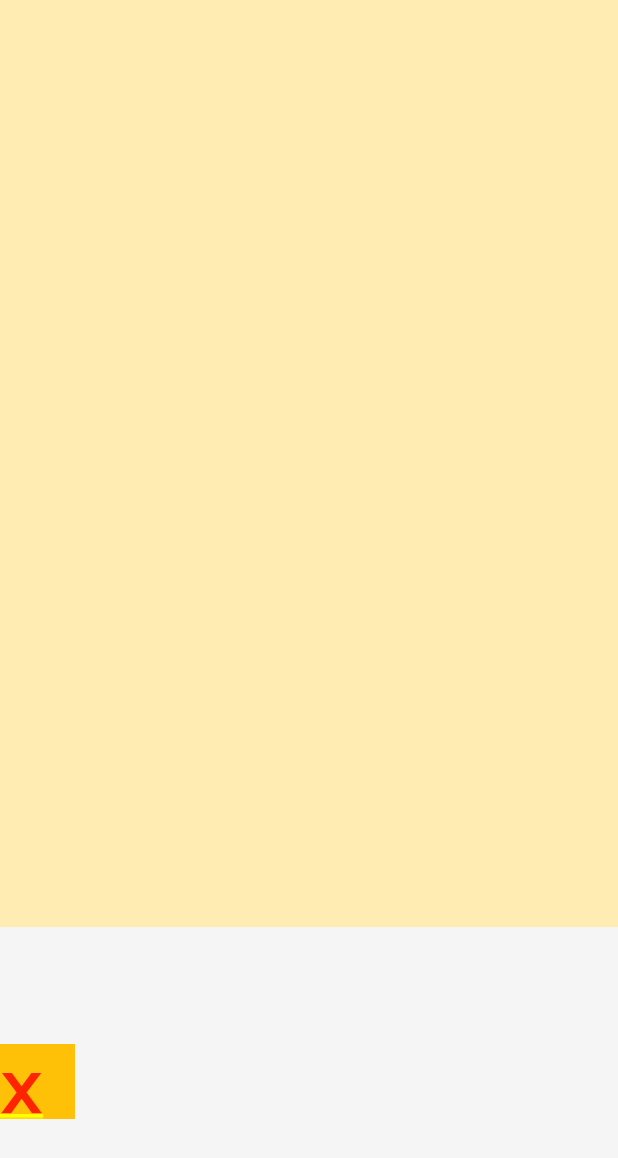
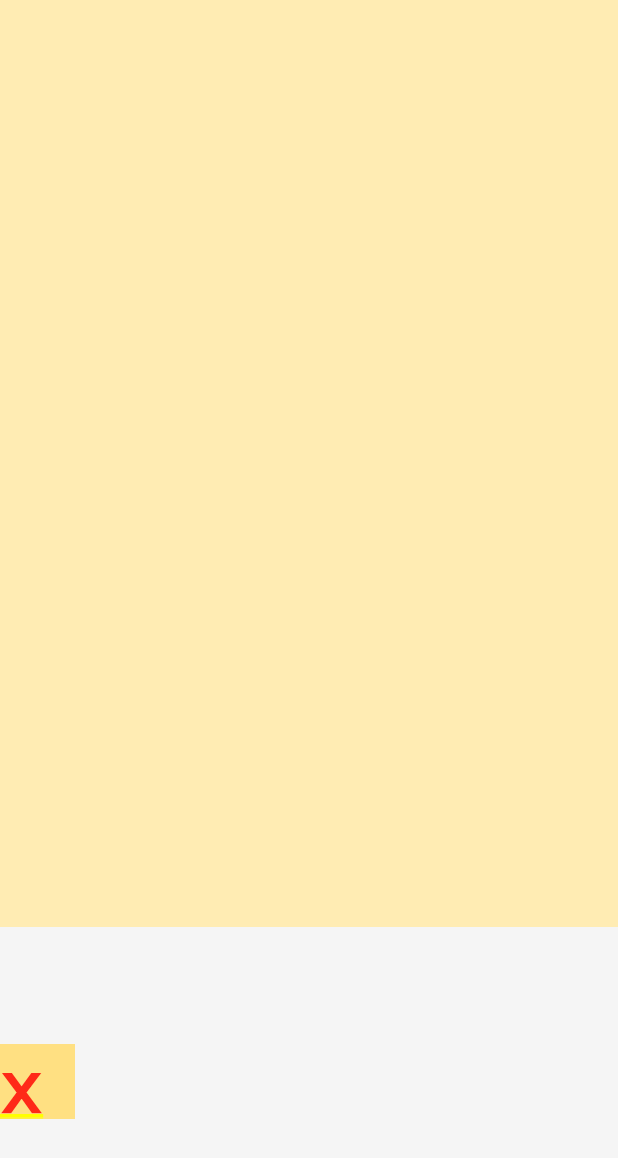
Before and after one commit to kwakyebrilliant/bubbleapp, a Flutter app: the screen it shows after launch, on a phone screen of 412 x 824 dp. Shown: the top 1158 px of the screen. Run offline on Flutter 3.47's test engine with Material 3 defaults, Android fonts, the phone set to English and light mode, and no system bars.

Commit message:
button updates

```diff
--- a/lib/button.dart
+++ b/lib/button.dart
@@ -6,7 +6,7 @@ class MyButton extends StatelessWidget {
   @override
   Widget build(BuildContext context) {
     return Container(
-      color: Colors.amber,
+      color: Colors.amber[200],
       height: 50.0,
       width: 50.0,
       child: Text('x'),
```
